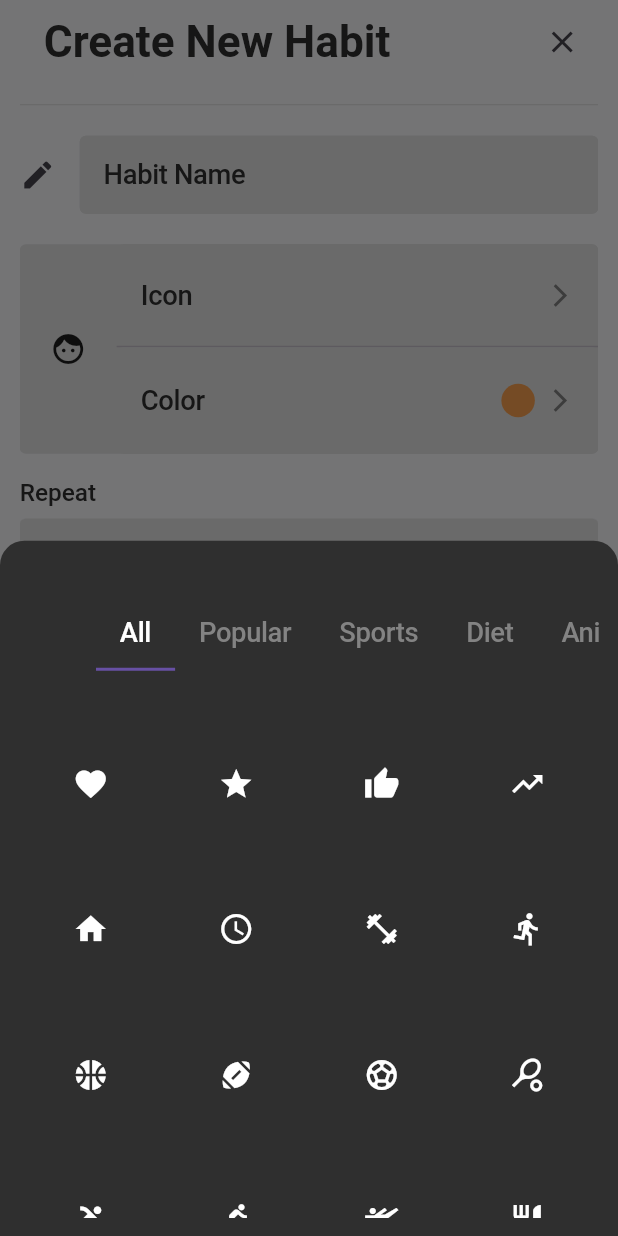
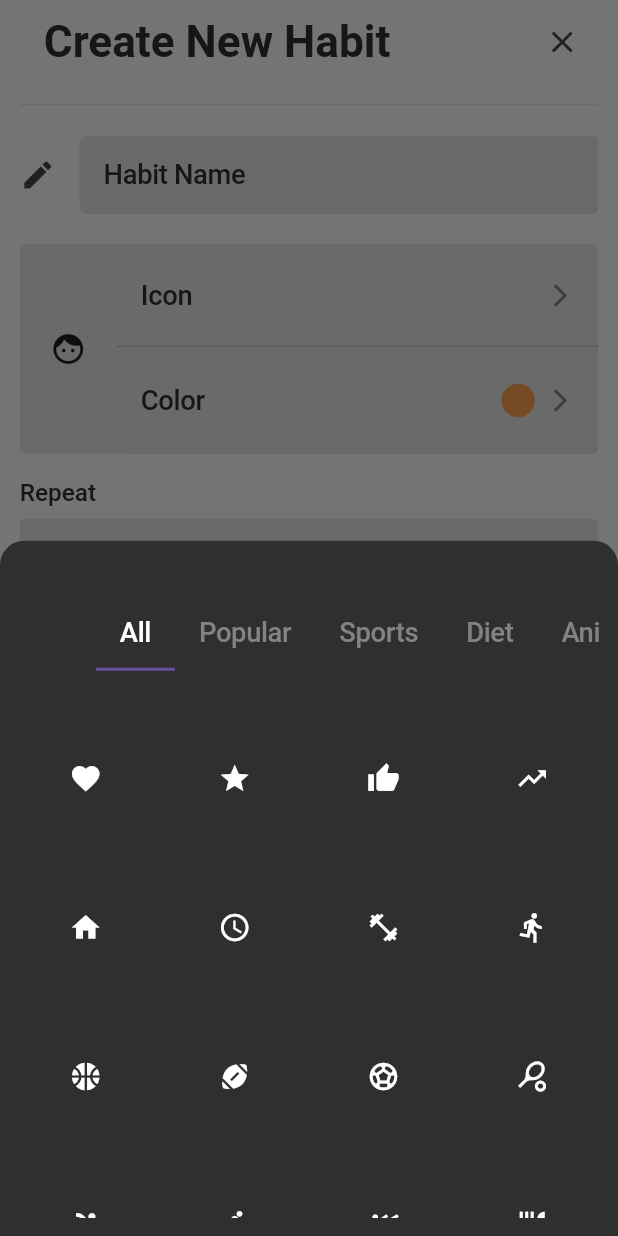
Before and after one commit to seiffbdd/habit_tracker, a Flutter app: the AddHabitView screen opened by its route, after a tap on "Icon", on a phone screen of 412 x 824 dp. Run offline on Flutter 3.47's test engine with Material 3 defaults, Android fonts, the phone set to English and light mode, and no system bars; our stand-ins replace flutter_screenutil, go_router, sqflite; accounts and stored records are empty.

Commit message:
divide the UI

```diff
--- /dev/null
+++ b/lib/core/constants/icon_colors.dart
@@ -0,0 +1,24 @@
+import 'package:flutter/widgets.dart';
+
+List<Color> iconColors = [
+  const Color(0xFF4CAF50), // Green
+  const Color(0xFFFF9800), // Orange
+  const Color(0xFF2196F3), // Blue
+  const Color(0xFFF44336), // Red
+  const Color(0xFF9C27B0), // Purple
+  const Color(0xFFFFEB3B), // Yellow
+  const Color(0xFF795548), // Brown
+  const Color(0xFF607D8B), // Blue Grey
+  const Color(0xFF9E9E9E), // Grey
+  const Color(0xFFFFFFFF), // White
+  const Color(0xFF000000), // Black
+  const Color(0xFF3F51B5), // Indigo
+  const Color(0xFF8BC34A), // Light Green
+  const Color(0xFFCDDC39), // Lime
+  const Color(0xFF00BCD4), // Cyan
+  const Color(0xFF673AB7), // Deep Purple
+  const Color(0xFF009688), // Teal
+  const Color(0xFF512DA8), // Deep Purple 700
+  const Color(0xFF4DB6AC), // Teal 300
+  const Color(0xFFB2DFDB), // Teal 200
+];
--- a/lib/core/responsive_layout.dart
+++ b/lib/core/responsive_layout.dart
@@ -10,16 +10,16 @@ class ResponsiveLayout extends StatelessWidget {
   });
 
   static bool isMobile(BuildContext context) =>
-      MediaQuery.of(context).size.width < 750;
+      MediaQuery.of(context).size.width < 700;
 
   static bool isTablet(BuildContext context) =>
-      MediaQuery.of(context).size.width >= 750;
+      MediaQuery.of(context).size.width >= 700;
 
   @override
   Widget build(BuildContext context) {
     return LayoutBuilder(
       builder: (context, constraints) {
-        if (constraints.maxWidth < 750) {
+        if (constraints.maxWidth < 700) {
           return mobile;
         } else {
           return tablet;
--- /dev/null
+++ b/lib/features/add_habit/presentation/view/widgets/build_grid_view.dart
@@ -0,0 +1,28 @@
+import 'package:flutter/material.dart';
+import 'package:flutter_screenutil/flutter_screenutil.dart';
+import 'package:habit_tracker/core/responsive_layout.dart';
+
+class BuildGridView extends StatelessWidget {
+  const BuildGridView({
+    super.key,
+    required this.length,
+    required this.itemBuilder,
+  });
+
+  final int length;
+  final Widget? Function(BuildContext, int) itemBuilder;
+
+  @override
+  Widget build(BuildContext context) {
+    return GridView.builder(
+      itemCount: length,
+
+      gridDelegate: SliverGridDelegateWithFixedCrossAxisCount(
+        crossAxisCount: ResponsiveLayout.isMobile(context) ? 4 : 6,
+        mainAxisSpacing: 8.w,
+        crossAxisSpacing: 8.w,
+      ),
+      itemBuilder: itemBuilder,
+    );
+  }
+}
--- a/lib/features/add_habit/presentation/view/widgets/build_icon_bottom_sheet.dart
+++ b/lib/features/add_habit/presentation/view/widgets/build_icon_bottom_sheet.dart
@@ -3,8 +3,9 @@ import 'package:flutter_screenutil/flutter_screenutil.dart';
 import 'package:habit_tracker/core/constants/icons_by_category.dart';
 import 'package:habit_tracker/core/constants/icons_categories.dart';
 import 'package:habit_tracker/core/theme/app_colors.dart';
+import 'package:habit_tracker/features/add_habit/presentation/view/widgets/default_icon_button.dart';
 import 'package:habit_tracker/features/add_habit/presentation/view/widgets/build_tab_bar.dart';
-import 'package:habit_tracker/features/add_habit/presentation/view/widgets/icons_grid_view.dart';
+import 'package:habit_tracker/features/add_habit/presentation/view/widgets/build_grid_view.dart';
 
 class BuildIconBottomSheet extends StatefulWidget {
   const BuildIconBottomSheet({super.key});
@@ -51,8 +52,15 @@ class _BuildIconBottomSheetState extends State<BuildIconBottomSheet>
                 unSelectedLabelColor: AppColors.grey,
               ),
             ),
-            Expanded(
-              child: TabBarView(
+            Expanded(child: iconsTabBarView()),
+          ],
+        ),
+      ),
+    );
+  }
+
+  TabBarView iconsTabBarView() {
+    return TabBarView(
       controller: _tabController,
 
       children: List.generate(iconsCategories.length, (index) {
@@ -62,13 +70,13 @@ class _BuildIconBottomSheetState extends State<BuildIconBottomSheet>
         /// Retrieve the icons for the current category
         final icons = iconsByCategory[category.toLowerCase()] ?? [];
 
-                  return IconsGridView(icons: icons);
+        return BuildGridView(
+          length: icons.length,
+          itemBuilder: (_, gridIndex) {
+            return DefaultIconButton(icon: icons[gridIndex]);
+          },
+        );
       }),
-              ),
-            ),
-          ],
-        ),
-      ),
     );
   }
 
--- /dev/null
+++ b/lib/features/add_habit/presentation/view/widgets/default_icon_button.dart
@@ -0,0 +1,16 @@
+import 'package:flutter/material.dart';
+import 'package:flutter_screenutil/flutter_screenutil.dart';
+import 'package:habit_tracker/core/theme/app_colors.dart' show AppColors;
+
+class DefaultIconButton extends StatelessWidget {
+  const DefaultIconButton({super.key, required this.icon});
+  final IconData icon;
+
+  @override
+  Widget build(BuildContext context) {
+    return IconButton(
+      onPressed: () {},
+      icon: Icon(icon, color: AppColors.white, size: 20.0.w),
+    );
+  }
+}
--- a/lib/features/add_habit/presentation/view/widgets/icons_grid_view.dart
+++ /dev/null
@@ -1,45 +0,0 @@
-import 'package:flutter/material.dart';
-import 'package:habit_tracker/core/responsive_layout.dart';
-import 'package:habit_tracker/core/theme/app_colors.dart';
-
-class IconsGridView extends StatelessWidget {
-  const IconsGridView({super.key, required this.icons});
-
-  final List<IconData> icons;
-
-  @override
-  Widget build(BuildContext context) {
-    return ResponsiveLayout.isMobile(context) ? buildMobile() : buildTablet();
-  }
-
-  GridView buildMobile() {
-    return GridView.builder(
-      itemCount: icons.length,
-      gridDelegate: SliverGridDelegateWithFixedCrossAxisCount(
-        crossAxisCount: 4,
-      ),
-      itemBuilder: (context, gridIndex) {
-        return buildDefaultIconButton(icon: icons[gridIndex]);
-      },
-    );
-  }
-
-  GridView buildTablet() {
-    return GridView.builder(
-      itemCount: icons.length,
-      gridDelegate: SliverGridDelegateWithFixedCrossAxisCount(
-        crossAxisCount: 6,
-      ),
-      itemBuilder: (context, gridIndex) {
-        return buildDefaultIconButton(icon: icons[gridIndex]);
-      },
-    );
-  }
-
-  IconButton buildDefaultIconButton({required IconData icon}) {
-    return IconButton(
-      onPressed: () {},
-      icon: Icon(icon, color: AppColors.white),
-    );
-  }
-}
```
Also changed, not shown: lib/features/add_habit/presentation/view/widgets/build_tab_bar_view.dart (deleted, +0 -19 lines), lib/features/add_habit/presentation/view/widgets/icon_and_color_card.dart (+33 -1 lines). Lines whose indentation alone changed are shown as unchanged.
